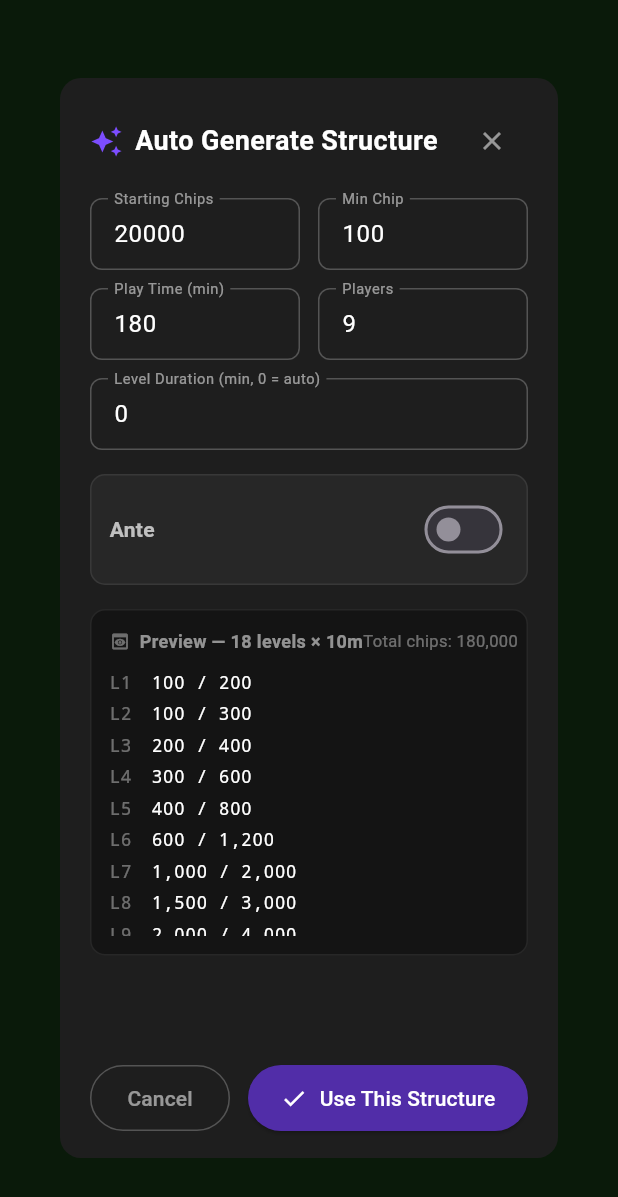
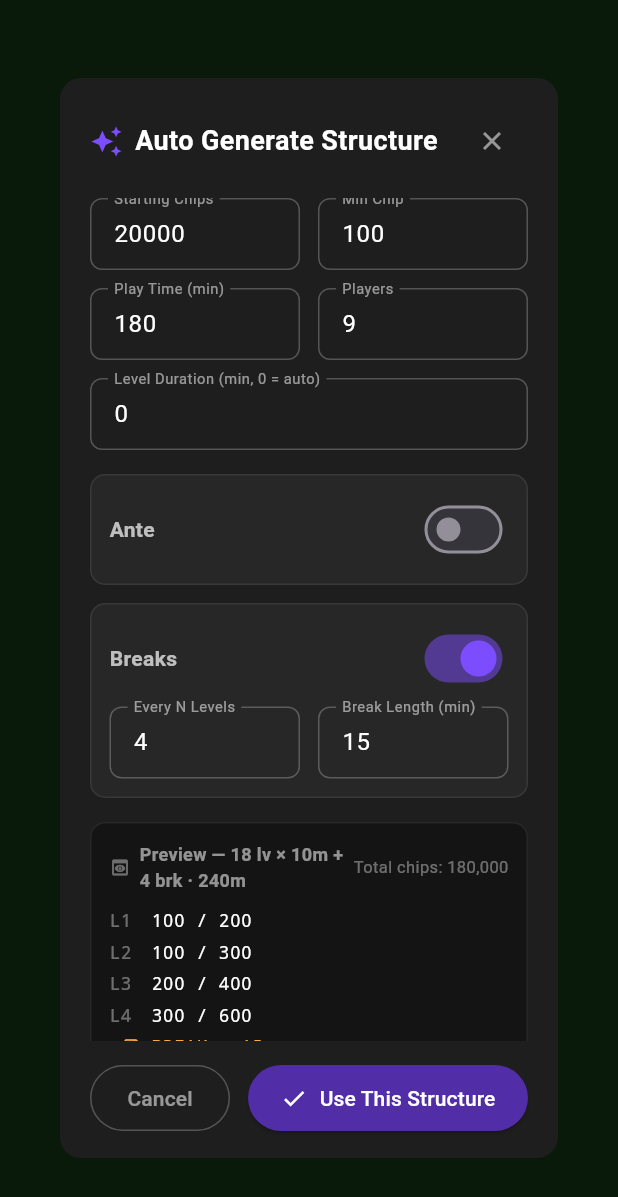
Before and after one commit to Blanche-jara/jara-holdem, a Flutter app: the _AutoGenerateDialog widget shown alone on an empty page, opened directly, on a phone screen of 412 x 824 dp. Shown: the top 1197 px of the screen. Run offline on Flutter 3.47's test engine with Material 3 defaults, Android fonts, the phone set to English and light mode, and no system bars; our stand-ins replace audioplayers, google_fonts, shared_preferences, web; accounts and stored records are empty.

Commit message:
break 추가

```diff
--- a/lib/screens/setup_screen.dart
+++ b/lib/screens/setup_screen.dart
@@ -2,6 +2,7 @@ import 'package:flutter/material.dart';
 import 'package:flutter/services.dart';
 import 'package:provider/provider.dart';
 import '../models/blind_level.dart';
+import '../models/break_level.dart';
 import '../models/tournament_structure.dart';
 import '../presets/default_presets.dart';
 import '../providers/tournament_provider.dart';
@@ -369,7 +370,7 @@ class _SetupScreenState extends State<SetupScreen> {
   }
 
   void _showAutoGenerateDialog() {
-    showDialog<List<BlindLevel>>(
+    showDialog<List<dynamic>>(
       context: context,
       barrierColor: Colors.black87,
       builder: (_) => const _AutoGenerateDialog(),
@@ -566,12 +567,18 @@ class _AutoGenerateDialogState extends State<_AutoGenerateDialog> {
   int _anteStart = 3;
   String _anteType = 'bb';
 
+  bool _insertBreaks = true;
+  int _breakInterval = 4;
+  int _breakDuration = 15;
+
   late final TextEditingController _startChipsCtrl;
   late final TextEditingController _minChipCtrl;
   late final TextEditingController _playTimeCtrl;
   late final TextEditingController _numPlayersCtrl;
   late final TextEditingController _levelDurationCtrl;
   late final TextEditingController _anteStartCtrl;
+  late final TextEditingController _breakIntervalCtrl;
+  late final TextEditingController _breakDurationCtrl;
 
   @override
   void initState() {
@@ -582,6 +589,8 @@ class _AutoGenerateDialogState extends State<_AutoGenerateDialog> {
     _numPlayersCtrl = TextEditingController(text: _numPlayers.toString());
     _levelDurationCtrl = TextEditingController(text: _levelDuration.toString());
     _anteStartCtrl = TextEditingController(text: _anteStart.toString());
+    _breakIntervalCtrl = TextEditingController(text: _breakInterval.toString());
+    _breakDurationCtrl = TextEditingController(text: _breakDuration.toString());
   }
 
   @override
@@ -592,11 +601,12 @@ class _AutoGenerateDialogState extends State<_AutoGenerateDialog> {
     _numPlayersCtrl.dispose();
     _levelDurationCtrl.dispose();
     _anteStartCtrl.dispose();
+    _breakIntervalCtrl.dispose();
+    _breakDurationCtrl.dispose();
     super.dispose();
   }
 
-  void _generate() {
-    final levels = StructureGenerator.generate(StructureGeneratorOptions(
+  StructureGeneratorOptions _buildOptions() => StructureGeneratorOptions(
         hasAnte: _hasAnte,
         startChips: _startChips,
         minChip: _minChip,
@@ -605,22 +615,19 @@ class _AutoGenerateDialogState extends State<_AutoGenerateDialog> {
         levelDuration: _levelDuration,
         anteStart: _anteStart,
         anteType: _anteType,
-    ));
+        insertBreaks: _insertBreaks,
+        breakInterval: _breakInterval,
+        breakDuration: _breakDuration,
+      );
+
+  void _generate() {
+    final levels = StructureGenerator.generate(_buildOptions());
     Navigator.of(context).pop(levels);
   }
 
   @override
   Widget build(BuildContext context) {
-    final preview = StructureGenerator.generate(StructureGeneratorOptions(
-      hasAnte: _hasAnte,
-      startChips: _startChips,
-      minChip: _minChip,
-      playTime: _playTime,
-      numPlayers: _numPlayers,
-      levelDuration: _levelDuration,
-      anteStart: _anteStart,
-      anteType: _anteType,
-    ));
+    final preview = StructureGenerator.generate(_buildOptions());
     final effectiveDuration =
         _levelDuration > 0 ? _levelDuration : StructureGenerator.calcLevelDuration(_playTime, _numPlayers);
 
@@ -712,6 +719,17 @@ class _AutoGenerateDialogState extends State<_AutoGenerateDialog> {
                         onHasAnteChanged: (v) => setState(() => _hasAnte = v),
                         onAnteStartChanged: (v) => setState(() => _anteStart = v.clamp(1, 99)),
                         onAnteTypeChanged: (v) => setState(() => _anteType = v),
+                      ),
+                      const SizedBox(height: 12),
+                      _BreakSection(
+                        insertBreaks: _insertBreaks,
+                        breakInterval: _breakInterval,
+                        breakDuration: _breakDuration,
+                        breakIntervalCtrl: _breakIntervalCtrl,
+                        breakDurationCtrl: _breakDurationCtrl,
+                        onInsertBreaksChanged: (v) => setState(() => _insertBreaks = v),
+                        onIntervalChanged: (v) => setState(() => _breakInterval = v.clamp(1, 99)),
+                        onDurationChanged: (v) => setState(() => _breakDuration = v.clamp(1, 120)),
                       ),
                       const SizedBox(height: 16),
                       _PreviewBox(
@@ -893,8 +911,80 @@ class _AnteSection extends StatelessWidget {
   }
 }
 
+class _BreakSection extends StatelessWidget {
+  final bool insertBreaks;
+  final int breakInterval;
+  final int breakDuration;
+  final TextEditingController breakIntervalCtrl;
+  final TextEditingController breakDurationCtrl;
+  final ValueChanged<bool> onInsertBreaksChanged;
+  final ValueChanged<int> onIntervalChanged;
+  final ValueChanged<int> onDurationChanged;
+
+  const _BreakSection({
+    required this.insertBreaks,
+    required this.breakInterval,
+    required this.breakDuration,
+    required this.breakIntervalCtrl,
+    required this.breakDurationCtrl,
+    required this.onInsertBreaksChanged,
+    required this.onIntervalChanged,
+    required this.onDurationChanged,
+  });
+
+  @override
+  Widget build(BuildContext context) {
+    return Container(
+      padding: const EdgeInsets.all(12),
+      decoration: BoxDecoration(
+        color: Colors.white.withValues(alpha: 0.04),
+        borderRadius: BorderRadius.circular(10),
+        border: Border.all(color: Colors.white.withValues(alpha: 0.08)),
+      ),
+      child: Column(
+        crossAxisAlignment: CrossAxisAlignment.stretch,
+        children: [
+          Row(
+            children: [
+              const Text('Breaks', style: TextStyle(color: Colors.white70, fontSize: 14, fontWeight: FontWeight.w600)),
+              const Spacer(),
+              Switch(
+                value: insertBreaks,
+                activeColor: Colors.deepPurpleAccent,
+                onChanged: onInsertBreaksChanged,
+              ),
+            ],
+          ),
+          if (insertBreaks) ...[
+            const SizedBox(height: 8),
+            Row(
+              children: [
+                Expanded(
+                  child: _NumberField(
+                    label: 'Every N Levels',
+                    controller: breakIntervalCtrl,
+                    onChanged: onIntervalChanged,
+                  ),
+                ),
+                const SizedBox(width: 12),
+                Expanded(
+                  child: _NumberField(
+                    label: 'Break Length (min)',
+                    controller: breakDurationCtrl,
+                    onChanged: onDurationChanged,
+                  ),
+                ),
+              ],
+            ),
+          ],
+        ],
+      ),
+    );
+  }
+}
+
 class _PreviewBox extends StatelessWidget {
-  final List<BlindLevel> levels;
+  final List<dynamic> levels;
   final int levelDuration;
   final int totalChips;
 
@@ -916,6 +1006,14 @@ class _PreviewBox extends StatelessWidget {
 
   @override
   Widget build(BuildContext context) {
+    final blindCount = levels.whereType<BlindLevel>().length;
+    final breakCount = levels.whereType<BreakLevel>().length;
+    final totalMinutes = levels.fold<int>(0, (sum, lv) {
+      if (lv is BlindLevel) return sum + lv.durationMinutes;
+      if (lv is BreakLevel) return sum + lv.durationMinutes;
+      return sum;
+    });
+
     return Container(
       padding: const EdgeInsets.all(12),
       decoration: BoxDecoration(
@@ -930,11 +1028,14 @@ class _PreviewBox extends StatelessWidget {
             children: [
               const Icon(Icons.preview, size: 14, color: Colors.white38),
               const SizedBox(width: 6),
-              Text(
-                'Preview — ${levels.length} levels × ${levelDuration}m',
+              Expanded(
+                child: Text(
+                  'Preview — $blindCount lv × ${levelDuration}m'
+                  '${breakCount > 0 ? ' + $breakCount brk' : ''}'
+                  ' · ${totalMinutes}m',
                   style: const TextStyle(color: Colors.white54, fontSize: 12, fontWeight: FontWeight.w600),
                 ),
-              const Spacer(),
+              ),
               Text(
                 'Total chips: ${_fmt(totalChips)}',
                 style: const TextStyle(color: Colors.white38, fontSize: 11),
@@ -946,7 +1047,31 @@ class _PreviewBox extends StatelessWidget {
             constraints: const BoxConstraints(maxHeight: 180),
             child: SingleChildScrollView(
               child: Column(
-                children: levels.map((lv) {
+                children: levels.map<Widget>((lv) {
+                  if (lv is BreakLevel) {
+                    return Padding(
+                      padding: const EdgeInsets.symmetric(vertical: 2),
+                      child: Row(
+                        children: [
+                          const SizedBox(
+                            width: 28,
+                            child: Icon(Icons.coffee, size: 12, color: Colors.orangeAccent),
+                          ),
+                          Expanded(
+                            child: Text(
+                              'BREAK · ${lv.durationMinutes}m',
+                              style: const TextStyle(
+                                color: Colors.orangeAccent,
+                                fontSize: 12,
+                                fontFamily: 'monospace',
+                              ),
+                            ),
+                          ),
+                        ],
+                      ),
+                    );
+                  }
+                  if (lv is BlindLevel) {
                     final anteStr = lv.ante > 0 ? ' / ${_fmt(lv.ante)}' : '';
                     return Padding(
                       padding: const EdgeInsets.symmetric(vertical: 2),
@@ -968,6 +1093,8 @@ class _PreviewBox extends StatelessWidget {
                         ],
                       ),
                     );
+                  }
+                  return const SizedBox.shrink();
                 }).toList(),
               ),
             ),
--- a/lib/services/structure_generator.dart
+++ b/lib/services/structure_generator.dart
@@ -1,6 +1,7 @@
 import 'dart:math';
 
 import '../models/blind_level.dart';
+import '../models/break_level.dart';
 
 /// Auto-generates a tournament blind structure based on tournament parameters.
 ///
@@ -15,6 +16,15 @@ class StructureGeneratorOptions {
   final int anteStart;
   final String anteType; // 'bb' | 'half' | 'classic'
 
+  /// Whether to insert breaks between blind levels.
+  final bool insertBreaks;
+
+  /// Insert a break after every N blind levels (1+).
+  final int breakInterval;
+
+  /// Duration of each inserted break, in minutes.
+  final int breakDuration;
+
   const StructureGeneratorOptions({
     this.hasAnte = false,
     this.startChips = 20000,
@@ -24,6 +34,9 @@ class StructureGeneratorOptions {
     this.levelDuration = 0,
     this.anteStart = 3,
     this.anteType = 'bb',
+    this.insertBreaks = true,
+    this.breakInterval = 4,
+    this.breakDuration = 15,
   });
 }
 
@@ -78,8 +91,12 @@ class StructureGenerator {
     return 0;
   }
 
-  /// Generates a list of [BlindLevel] entries based on [opts].
-  static List<BlindLevel> generate(StructureGeneratorOptions opts) {
+  /// Generates a structure (mix of [BlindLevel] and [BreakLevel]) based on [opts].
+  ///
+  /// Breaks are inserted after every [StructureGeneratorOptions.breakInterval]
+  /// blind levels when [StructureGeneratorOptions.insertBreaks] is true. A break
+  /// is never appended after the very last blind level.
+  static List<dynamic> generate(StructureGeneratorOptions opts) {
     var levelDur = opts.levelDuration;
     if (levelDur <= 0) {
       levelDur = calcLevelDuration(opts.playTime, opts.numPlayers);
@@ -91,8 +108,10 @@ class StructureGenerator {
     var startBb = roundToNice(opts.startChips / 100, opts.minChip);
     startBb = max(opts.minChip, startBb);
 
-    final List<BlindLevel> levels = [];
+    final List<dynamic> result = [];
     var bb = startBb;
+
+    final interval = opts.breakInterval > 0 ? opts.breakInterval : 1;
 
     for (int i = 0; i < totalLevels; i++) {
       final levelNum = i + 1;
@@ -103,7 +122,7 @@ class StructureGenerator {
         ante = calcAnte(bb, sb, opts.anteType, opts.minChip);
       }
 
-      levels.add(BlindLevel(
+      result.add(BlindLevel(
         level: levelNum,
         smallBlind: sb,
         bigBlind: bb,
@@ -111,11 +130,18 @@ class StructureGenerator {
         durationMinutes: levelDur,
       ));
 
+      // Insert a break after every `interval` blind levels, but never after
+      // the last level.
+      final isLast = i == totalLevels - 1;
+      if (opts.insertBreaks && !isLast && levelNum % interval == 0) {
+        result.add(BreakLevel(durationMinutes: opts.breakDuration));
+      }
+
       // Early/middle 1.5×, late/final 1.6×.
       final multiplier = i < totalLevels * 0.5 ? 1.5 : 1.6;
       bb = roundToNice(bb * multiplier, opts.minChip);
     }
 
-    return levels;
+    return result;
   }
 }
```
Lines whose indentation alone changed are shown as unchanged.
